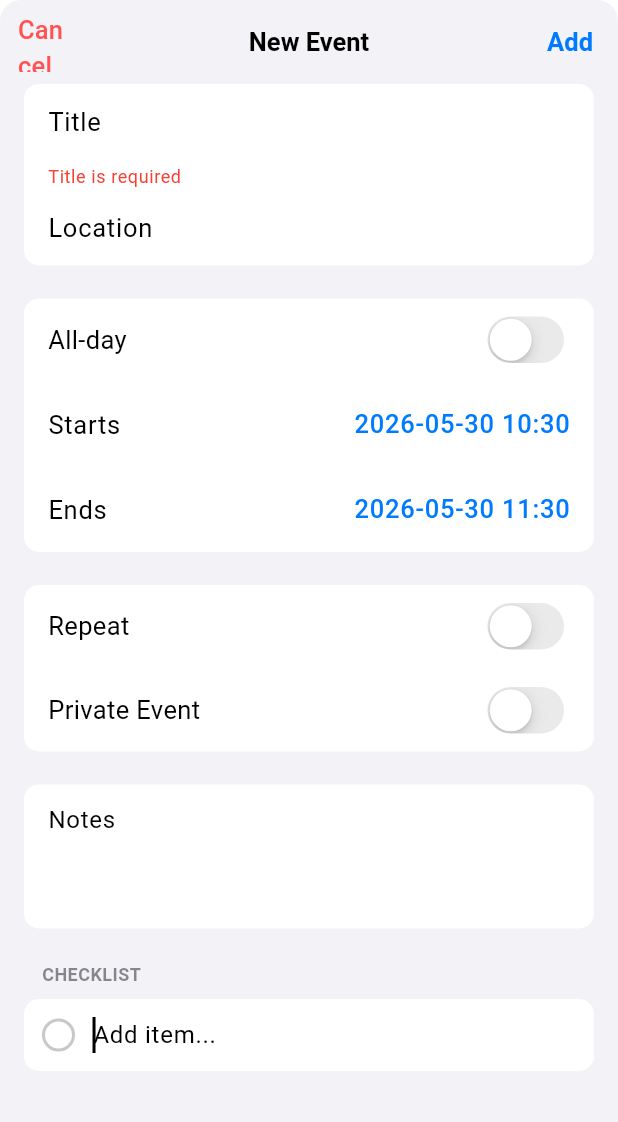
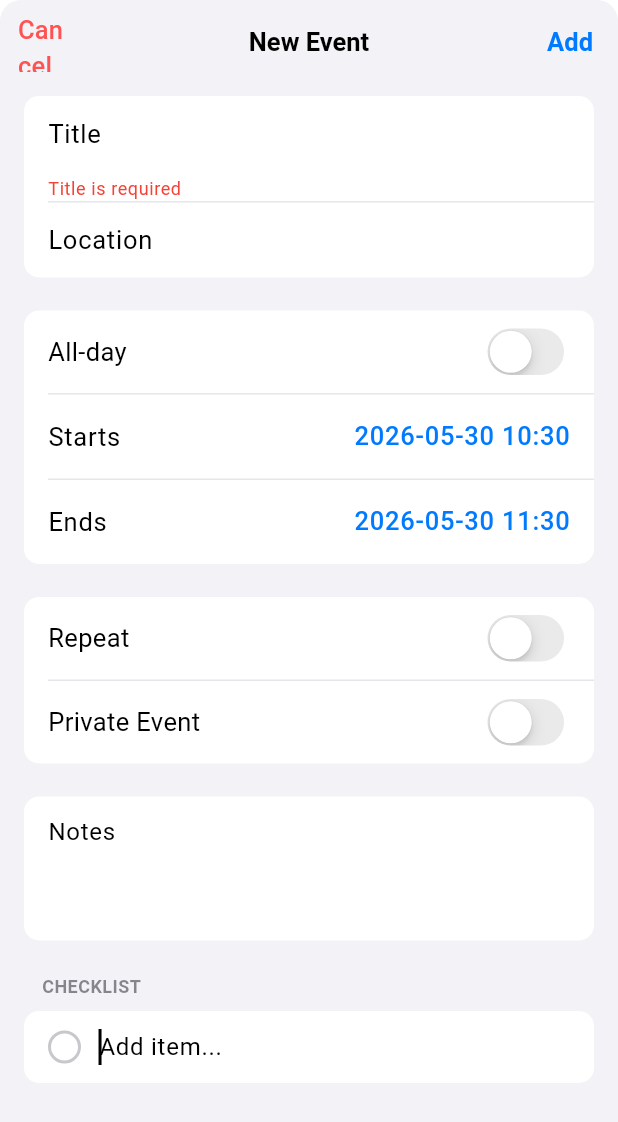
Before and after one commit to PeterMaquiran/orga1, a Flutter app: the CreateEventBottomSheet screen opened directly, after a tap on "Add", on a phone screen of 412 x 824 dp. Shown: the top 1122 px of the screen. Run offline on Flutter 3.47's test engine with Material 3 defaults, Android fonts, the phone set to English and light mode, and no system bars; our stand-ins replace go_router, hive, hive_flutter; accounts and stored records are empty.

Commit message:
improve create event

```diff
--- a/lib/ui/screen/ios/calendar/component/create-event.dart
+++ b/lib/ui/screen/ios/calendar/component/create-event.dart
@@ -36,6 +36,7 @@ class CreateEventBottomSheet extends StatefulWidget {
 
 class _CreateEventBottomSheetState extends State<CreateEventBottomSheet> {
   final _formKey = GlobalKey<FormState>();
+  final ScrollController _scrollController = ScrollController();
 
   // Text Editing Controllers
   final _subjectController = TextEditingController();
@@ -51,23 +52,23 @@ class _CreateEventBottomSheetState extends State<CreateEventBottomSheet> {
 
   // Recurrence Configuration State
   int _recurrenceFrequency = 1;
-  int _recurrenceUnitIndex = 1; // 0: Days, 1: Weeks, 2: Months, 3: Years
+  int _recurrenceUnitIndex = 1;
   List<int> _selectedDaysOfWeekIndices = [];
 
   final List<String> _recurrenceUnits = ['Day(s)', 'Week(s)', 'Month(s)', 'Year(s)'];
 
-  // --- Dynamic Todo Checklist State ---
+  // Dynamic Todo Checklist State
   final List<TaskItem> _todoList = [];
 
   @override
   void initState() {
     super.initState();
-    // Initialize with one empty task row by default to invite entry
     _addNewTaskRow();
   }
 
   @override
   void dispose() {
+    _scrollController.dispose();
     _subjectController.dispose();
     _bodyController.dispose();
     _locationController.dispose();
@@ -88,15 +89,24 @@ class _CreateEventBottomSheetState extends State<CreateEventBottomSheet> {
       );
     });
 
-    // Request focus on the newly created item on the next frame execution
     WidgetsBinding.instance.addPostFrameCallback((_) {
       if (focusNode.canRequestFocus) {
         focusNode.requestFocus();
       }
+      _scrollToBottom();
     });
   }
 
-  // --- Manual Custom Date Formatting Engine ---
+  void _scrollToBottom() {
+    if (_scrollController.hasClients) {
+      _scrollController.animateTo(
+        _scrollController.position.maxScrollExtent,
+        duration: const Duration(milliseconds: 300),
+        curve: Curves.easeOut,
+      );
+    }
+  }
+
   String _pad(int value) => value.toString().padLeft(2, '0');
 
   String _formatDateTimeManually(DateTime time, bool dateOnly) {
@@ -105,53 +115,8 @@ class _CreateEventBottomSheetState extends State<CreateEventBottomSheet> {
     return "$baseDate ${_pad(time.hour)}:${_pad(time.minute)}";
   }
 
-  // --- Form submission and Hive Object compilation ---
   void _submitData() {
     if (!_formKey.currentState!.validate()) return;
-
-    EventRecurrence? compiledRecurrence;
-    if (_isRecurring) {
-      List<DayOfWeek>? daysList;
-      if (_recurrenceUnitIndex == 1 && _selectedDaysOfWeekIndices.isNotEmpty) {
-        daysList = _selectedDaysOfWeekIndices
-            .map((dayIndex) => DayOfWeek(day: dayIndex))
-            .toList();
-      }
-
-      compiledRecurrence = EventRecurrence(
-        startDate: _startDate,
-        frequency: _recurrenceFrequency,
-        occurrences: 10,
-        until: _startDate.add(const Duration(days: 90)),
-        daysOfWeek: daysList,
-      );
-    }
-
-    // Extracting non-empty tasks to clean storage strings/lists
-    final finalTasks = _todoList
-        .where((item) => item.controller.text.trim().isNotEmpty)
-        .map((item) => {"title": item.controller.text.trim(), "done": item.isDone})
-        .toList();
-
-    final newEvent = Event(
-      id: DateTime.now().millisecondsSinceEpoch.toString(),
-      subject: _subjectController.text,
-      body: _bodyController.text.isEmpty ? null : _bodyController.text,
-      location: _locationController.text.isEmpty ? "--" : _locationController.text,
-      startDate: _startDate,
-      endDate: _endDate,
-      isRecurring: _isRecurring,
-      eventRecurrence: compiledRecurrence,
-      hasAttachments: false,
-      isPrivate: _isPrivate,
-      isAllDayEvent: _isAllDayEvent,
-      status: 1,
-      isOffline: true,
-    );
-
-    // TODO: Map `finalTasks` variable to your custom database field extension
-    // Hive.box<Event>('events').add(newEvent);
-
     Navigator.pop(context);
   }
 
@@ -189,21 +154,34 @@ class _CreateEventBottomSheetState extends State<CreateEventBottomSheet> {
           body: Form(
             key: _formKey,
             child: ListView(
-              padding: EdgeInsets.only(left: 16, right: 16, bottom: bottomInset + 32),
+              controller: _scrollController,
+              padding: EdgeInsets.only(left: 16, right: 16, top: 8, bottom: bottomInset + 32),
               children: [
-                // Section 1: Core Details
+                // Section 1: Core Details with FIXED Visible Line
                 _buildIOSGroup([
                   TextFormField(
                     controller: _subjectController,
                     style: const TextStyle(fontSize: 17),
-                    decoration: const InputDecoration(hintText: 'Title', border: InputBorder.none, contentPadding: EdgeInsets.symmetric(horizontal: 16, vertical: 12)),
+                    decoration: const InputDecoration(
+                      hintText: 'Title',
+                      border: InputBorder.none,
+                      contentPadding: EdgeInsets.symmetric(horizontal: 16, vertical: 12)
+                    ),
                     validator: (val) => val == null || val.isEmpty ? 'Title is required' : null,
                   ),
-                  const Divider(height: 1, indent: 16),
+                  // This is the missing explicit line! Indented exactly to match iOS
+                  const Padding(
+                    padding: EdgeInsets.only(left: 16.0),
+                    child: Divider(height: 1, color: Color(0xFFE5E5EA), thickness: 1),
+                  ),
                   TextFormField(
                     controller: _locationController,
                     style: const TextStyle(fontSize: 17),
-                    decoration: const InputDecoration(hintText: 'Location', border: InputBorder.none, contentPadding: EdgeInsets.symmetric(horizontal: 16, vertical: 12)),
+                    decoration: const InputDecoration(
+                      hintText: 'Location',
+                      border: InputBorder.none,
+                      contentPadding: EdgeInsets.symmetric(horizontal: 16, vertical: 12)
+                    ),
                   ),
                 ]),
 
@@ -212,9 +190,15 @@ class _CreateEventBottomSheetState extends State<CreateEventBottomSheet> {
                 // Section 2: Time configurations
                 _buildIOSGroup([
                   _buildSwitchRow('All-day', _isAllDayEvent, (val) => setState(() => _isAllDayEvent = val)),
-                  const Divider(height: 1, indent: 16),
+                  const Padding(
+                    padding: EdgeInsets.only(left: 16.0),
+                    child: Divider(height: 1, color: Color(0xFFE5E5EA), thickness: 1),
+                  ),
                   _buildDatePickerRow('Starts', _startDate, (date) => setState(() => _startDate = date)),
-                  const Divider(height: 1, indent: 16),
+                  const Padding(
+                    padding: EdgeInsets.only(left: 16.0),
+                    child: Divider(height: 1, color: Color(0xFFE5E5EA), thickness: 1),
+                  ),
                   _buildDatePickerRow('Ends', _endDate, (date) => setState(() => _endDate = date)),
                 ]),
 
@@ -224,7 +208,10 @@ class _CreateEventBottomSheetState extends State<CreateEventBottomSheet> {
                 _buildIOSGroup([
                   _buildSwitchRow('Repeat', _isRecurring, (val) => setState(() => _isRecurring = val)),
                   if (_isRecurring) ...[
-                    const Divider(height: 1, indent: 16),
+                    const Padding(
+                      padding: EdgeInsets.only(left: 16.0),
+                      child: Divider(height: 1, color: Color(0xFFE5E5EA), thickness: 1),
+                    ),
                     ListTile(
                       title: const Text('Interval Settings', style: TextStyle(fontSize: 17)),
                       trailing: Row(
@@ -240,17 +227,23 @@ class _CreateEventBottomSheetState extends State<CreateEventBottomSheet> {
                       onTap: () => _openIOSRecurrencePicker(),
                     ),
                     if (_recurrenceUnitIndex == 1) ...[
-                      const Divider(height: 1, indent: 16),
+                      const Padding(
+                        padding: EdgeInsets.only(left: 16.0),
+                        child: Divider(height: 1, color: Color(0xFFE5E5EA), thickness: 1),
+                      ),
                       _buildDayOfWeekSelector(),
                     ]
                   ],
-                  const Divider(height: 1, indent: 16),
+                  const Padding(
+                    padding: EdgeInsets.only(left: 16.0),
+                    child: Divider(height: 1, color: Color(0xFFE5E5EA), thickness: 1),
+                  ),
                   _buildSwitchRow('Private Event', _isPrivate, (val) => setState(() => _isPrivate = val)),
                 ]),
 
                 const SizedBox(height: 22),
 
-                // Section 4: Secondary Descriptions
+                // Section 4: Notes
                 _buildIOSGroup([
                   TextFormField(
                     controller: _bodyController,
@@ -266,7 +259,7 @@ class _CreateEventBottomSheetState extends State<CreateEventBottomSheet> {
 
                 const SizedBox(height: 22),
 
-                // Section 5: Premium iOS Style Todo Checklist Group
+                // Section 5: Dynamic Checklist with Visible Lines
                 Column(
                   crossAxisAlignment: CrossAxisAlignment.start,
                   children: [
@@ -275,23 +268,15 @@ class _CreateEventBottomSheetState extends State<CreateEventBottomSheet> {
                       child: Text("CHECKLIST", style: TextStyle(fontSize: 12, color: CupertinoColors.secondaryLabel, fontWeight: FontWeight.w600, letterSpacing: 0.3)),
                     ),
                     _buildIOSGroup([
-                      ListView.builder(
-                        shrinkWrap: true,
-                        physics: const NeverScrollableScrollPhysics(),
-                        itemCount: _todoList.length,
-                        itemBuilder: (context, index) {
-                          final item = _todoList[index];
-                          return Column(
-                            children: [
+                      for (int index = 0; index < _todoList.length; index++) ...[
                         Padding(
-                                padding: const EdgeInsets.symmetric(horizontal: 12, vertical: 4),
+                          padding: const EdgeInsets.symmetric(horizontal: 16, vertical: 4),
                           child: Row(
                             children: [
-                                    // iOS Clean Circular Checkbox Ring
                               GestureDetector(
                                 onTap: () {
                                   setState(() {
-                                          item.isDone = !item.isDone;
+                                    _todoList[index].isDone = !_todoList[index].isDone;
                                   });
                                 },
                                 child: Container(
@@ -301,26 +286,25 @@ class _CreateEventBottomSheetState extends State<CreateEventBottomSheet> {
                                   decoration: BoxDecoration(
                                     shape: BoxShape.circle,
                                     border: Border.all(
-                                            color: item.isDone ? CupertinoColors.activeBlue : CupertinoColors.systemGrey3,
+                                      color: _todoList[index].isDone ? CupertinoColors.activeBlue : CupertinoColors.systemGrey3,
                                       width: 2,
                                     ),
-                                          color: item.isDone ? CupertinoColors.activeBlue : Colors.transparent,
+                                    color: _todoList[index].isDone ? CupertinoColors.activeBlue : Colors.transparent,
                                   ),
-                                        child: item.isDone
+                                  child: _todoList[index].isDone
                                       ? const Icon(Icons.check, size: 14, color: Colors.white)
                                       : null,
                                 ),
                               ),
-                                    // Expandable Input Area
                               Expanded(
                                 child: TextField(
-                                        controller: item.controller,
-                                        focusNode: item.focusNode,
+                                  controller: _todoList[index].controller,
+                                  focusNode: _todoList[index].focusNode,
                                   textInputAction: TextInputAction.next,
                                   style: TextStyle(
                                     fontSize: 16,
-                                          color: item.isDone ? CupertinoColors.secondaryLabel : Colors.black,
-                                          decoration: item.isDone ? TextDecoration.lineThrough : TextDecoration.none,
+                                    color: _todoList[index].isDone ? CupertinoColors.secondaryLabel : Colors.black,
+                                    decoration: _todoList[index].isDone ? TextDecoration.lineThrough : TextDecoration.none,
                                   ),
                                   decoration: const InputDecoration(
                                     hintText: 'Add item...',
@@ -329,14 +313,12 @@ class _CreateEventBottomSheetState extends State<CreateEventBottomSheet> {
                                     contentPadding: EdgeInsets.symmetric(vertical: 8),
                                   ),
                                   onSubmitted: (_) {
-                                          // Auto-generate a new row when tapping "Next/Return" on keyboard
-                                          if (index == _todoList.length - 1 && item.controller.text.isNotEmpty) {
+                                    if (_todoList[index].controller.text.trim().isNotEmpty) {
                                       _addNewTaskRow();
                                     }
                                   },
                                 ),
                               ),
-                                    // Delete Task Row Button
                               if (_todoList.length > 1)
                                 IconButton(
                                   icon: const Icon(CupertinoIcons.minus_circle_fill, color: Colors.redAccent, size: 20),
@@ -349,12 +331,13 @@ class _CreateEventBottomSheetState extends State<CreateEventBottomSheet> {
                             ],
                           ),
                         ),
+                        // Explicitly visible checklist item separator
                         if (index < _todoList.length - 1)
-                                const Divider(height: 1, indent: 46),
+                          const Padding(
+                            padding: EdgeInsets.only(left: 50.0),
+                            child: Divider(height: 1, color: Color(0xFFE5E5EA), thickness: 1),
+                          ),
                       ],
-                          );
-                        },
-                      ),
                     ]),
                   ],
                 ),
@@ -366,7 +349,7 @@ class _CreateEventBottomSheetState extends State<CreateEventBottomSheet> {
     );
   }
 
-  // --- Core iOS/Google Calendar Wheel Modal Implementation ---
+  // --- Recurrence Wheel Picker ---
   void _openIOSRecurrencePicker() {
     int tempFrequency = _recurrenceFrequency;
     int tempUnitIndex = _recurrenceUnitIndex;
@@ -454,7 +437,6 @@ class _CreateEventBottomSheetState extends State<CreateEventBottomSheet> {
     );
   }
 
-  // --- UI Layout Helper Modifiers ---
   Widget _buildIOSGroup(List<Widget> children) {
     return Container(
       decoration: BoxDecoration(
```
Lines whose indentation alone changed are shown as unchanged.
